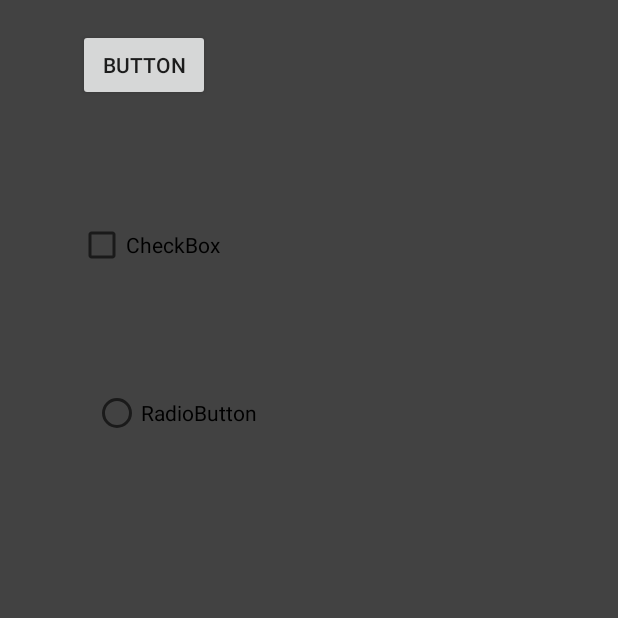
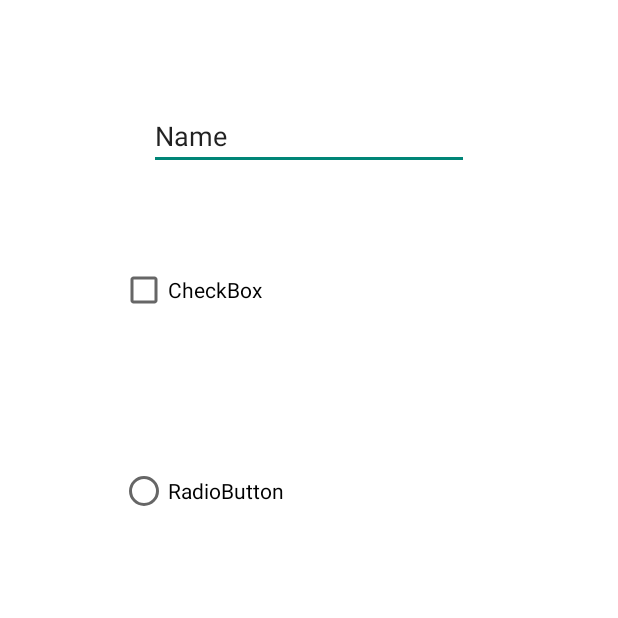
Before and after one commit to aaronrubin901/TestUtils, an Android app: the screen it shows after launch (TestActivity), on a phone screen of 412 x 824 dp, the top half of it. Run offline under Robolectric (Android 15) with nearby library versions, the phone set to English and light mode, and no system bars.

Commit message:
added input text box in test activity

```diff
--- a/app/build.gradle
+++ b/app/build.gradle
@@ -8,7 +8,7 @@ android {
         minSdkVersion 17
         targetSdkVersion 21
         versionCode 1
-        versionName "1.7"
+        versionName "1.8"
         setProperty("archivesBaseName", "automation-$versionName")
         testInstrumentationRunner 'android.support.test.runner.AndroidJUnitRunner'
     }
--- a/app/src/main/res/layout/testactivity.xml
+++ b/app/src/main/res/layout/testactivity.xml
@@ -4,36 +4,38 @@
     android:layout_width="match_parent"
     android:layout_height="match_parent"
     android:layout_alignTop="@id/action_bar"
-    android:background="@color/background_floating_material_dark"
+    android:background="@color/background_floating_material_light"
     android:orientation="vertical">
-
-    <Button
-        android:text="Button"
-        android:layout_width="wrap_content"
-        android:layout_height="wrap_content"
-        android:layout_alignParentTop="true"
-        android:layout_alignParentStart="true"
-        android:layout_marginStart="52dp"
-        android:layout_marginTop="19dp"
-        android:id="@+id/button2" />
 
     <CheckBox
         android:text="CheckBox"
         android:layout_width="wrap_content"
         android:layout_height="wrap_content"
-        android:layout_below="@+id/button2"
-        android:layout_alignStart="@+id/button2"
-        android:layout_marginTop="80dp"
-        android:id="@+id/checkBox" />
+        android:layout_marginTop="64dp"
+        android:id="@+id/checkBox"
+        android:layout_marginStart="80dp"
+        android:layout_below="@+id/editText"
+        android:layout_alignParentStart="true" />
 
     <RadioButton
         android:text="RadioButton"
         android:layout_width="wrap_content"
         android:layout_height="wrap_content"
+        android:layout_marginTop="102dp"
+        android:id="@+id/radioButton2"
         android:layout_below="@+id/checkBox"
-        android:layout_alignStart="@+id/checkBox"
-        android:layout_marginStart="10dp"
-        android:layout_marginTop="80dp"
-        android:id="@+id/radioButton2" />
+        android:layout_alignStart="@+id/checkBox" />
+
+    <EditText
+        android:layout_width="wrap_content"
+        android:layout_height="wrap_content"
+        android:text="Name"
+        android:ems="10"
+        android:layout_marginStart="19dp"
+        android:layout_marginTop="68dp"
+        android:id="@+id/editText"
+        android:hint="Type Keyboard Here"
+        android:layout_alignParentTop="true"
+        android:layout_alignStart="@+id/checkBox" />
 
 </RelativeLayout>
```
Also changed, not shown: app/src/main/java/com/screenovate/automation/CreateNotification.java (+22 -10 lines), 1 other file.
